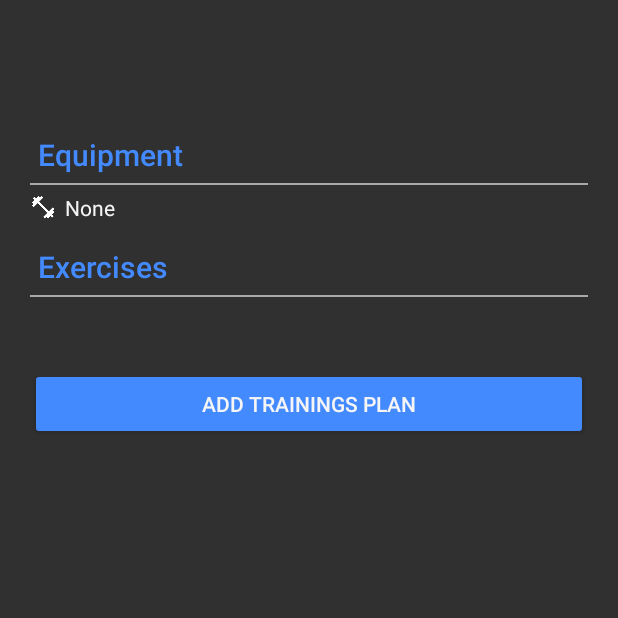
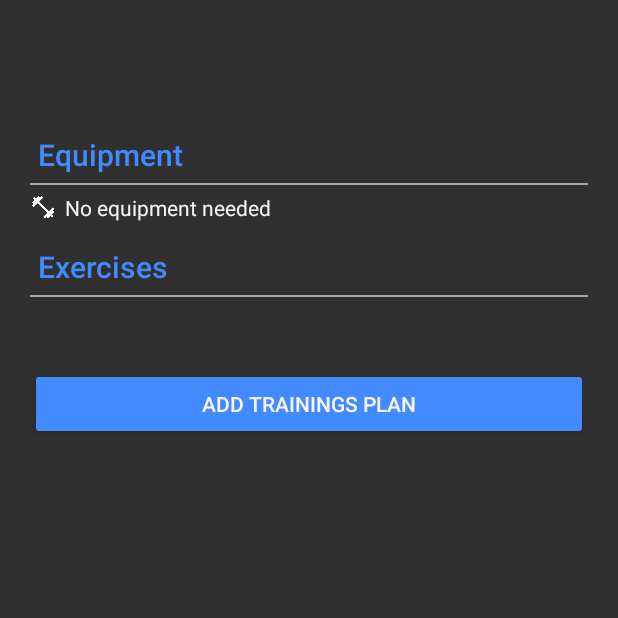
Before and after one commit to geckogecko/jumpstar, an Android app: the TrainingsPlanDetailActivity screen opened directly, with no data from a screen before it, on a phone screen of 412 x 824 dp, the top half of it. Run offline under Robolectric (Android 15) with nearby library versions, the phone set to English and light mode, and no system bars; 12 statements that could not run were skipped.

Commit message:
improved no equipment needed text

```diff
--- a/community_jump_trainer/app/src/main/res/values/strings.xml
+++ b/community_jump_trainer/app/src/main/res/values/strings.xml
@@ -28,7 +28,7 @@
     <string name="exercise_info">Info</string>
     <string name="exercise_sets">Sets: %1$s</string>
     <string name="exercise_equipment">Equipment</string>
-    <string name="exercise_equipment_none">None</string>
+    <string name="exercise_equipment_none">No equipment needed</string>
     <string name="exercise_repetitions">Repetition: %1$s</string>
     <string name="exercise_repetitions_standard_as_much">Repetition: As much as possible per set</string>
     <string name="exercise_category">Category:</string>
```
